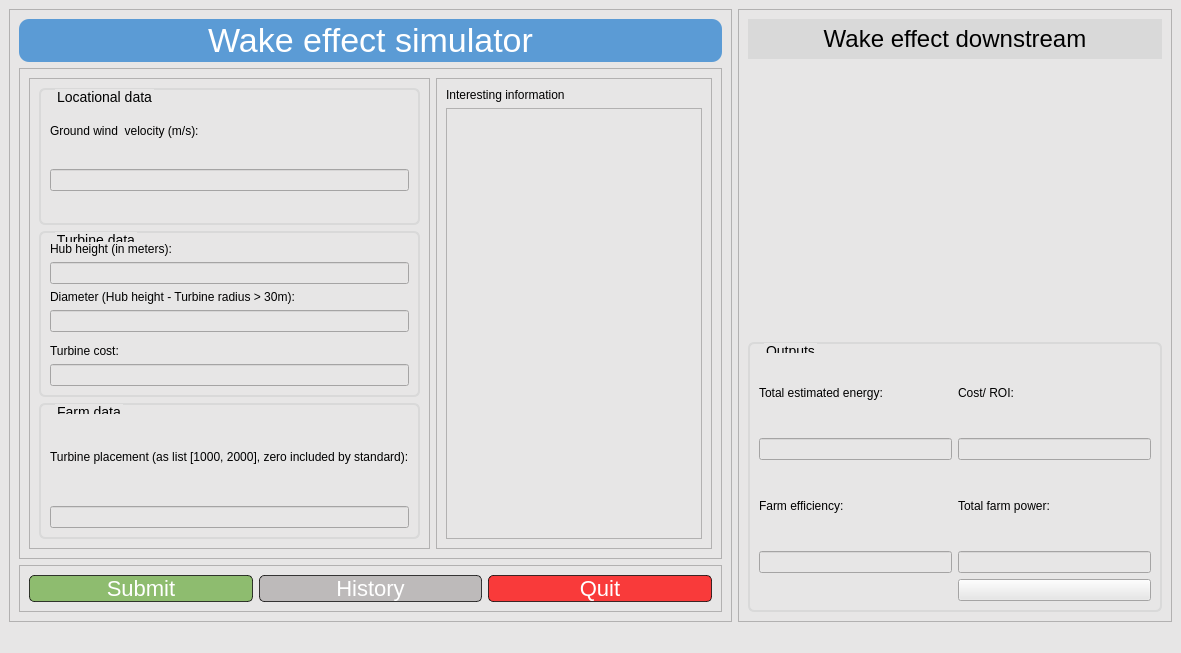
The window that uis/mainscreen.ui (JoshuaBog09/OffShoreWind_Project) describes before a commit, drawn with Qt 5.
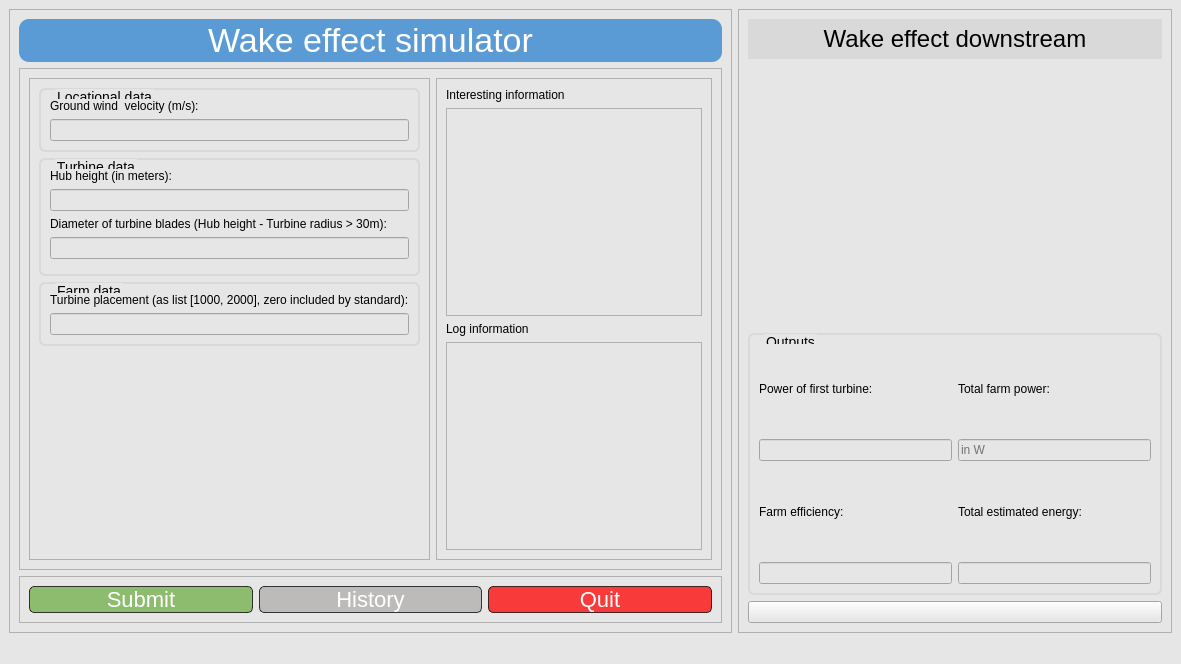
The same window after the commit. Icons and pictures are not drawn.

Commit message: created module from windfarm, however power results seems strange with new power calculator

What changed in the file:
```diff
--- a/uis/mainscreen.ui
+++ b/uis/mainscreen.ui
@@ -7,7 +7,7 @@
     <x>0</x>
     <y>0</y>
     <width>1181</width>
-    <height>653</height>
+    <height>664</height>
    </rect>
   </property>
   <property name="windowTitle">
@@ -187,12 +187,16 @@
                    <string notr="true">font: 12px Leelawadee UI;</string>
                   </property>
                   <property name="text">
-                   <string>Diameter (Hub height - Turbine radius &gt; 30m):</string>
+                   <string>Diameter of turbine blades (Hub height - Turbine radius &gt; 30m):</string>
                   </property>
                  </widget>
                 </item>
                 <item>
-                 <widget class="QLineEdit" name="diameter"/>
+                 <widget class="QLineEdit" name="diameter">
+                  <property name="enabled">
+                   <bool>true</bool>
+                  </property>
+                 </widget>
                 </item>
                 <item>
                  <widget class="QSlider" name="horizontalSlider">
@@ -201,19 +205,6 @@
                   </property>
                  </widget>
                 </item>
-                <item>
-                 <widget class="QLabel" name="label_7">
-                  <property name="styleSheet">
-                   <string notr="true">font: 12px Leelawadee UI;</string>
-                  </property>
-                  <property name="text">
-                   <string>Turbine cost:</string>
-                  </property>
-                 </widget>
-                </item>
-                <item>
-                 <widget class="QLineEdit" name="turbine_cost"/>
-                </item>
                </layout>
               </widget>
              </item>
@@ -255,6 +246,19 @@
                </layout>
               </widget>
              </item>
+             <item>
+              <spacer name="verticalSpacer">
+               <property name="orientation">
+                <enum>Qt::Vertical</enum>
+               </property>
+               <property name="sizeHint" stdset="0">
+                <size>
+                 <width>20</width>
+                 <height>40</height>
+                </size>
+               </property>
+              </spacer>
+             </item>
             </layout>
            </widget>
           </item>
@@ -280,6 +284,19 @@
              <item>
               <widget class="QTextBrowser" name="textBrowser"/>
              </item>
+             <item>
+              <widget class="QLabel" name="label_7">
+               <property name="styleSheet">
+                <string notr="true">font: 12px Leelawadee UI;</string>
+               </property>
+               <property name="text">
+                <string>Log information</string>
+               </property>
+              </widget>
+             </item>
+             <item>
+              <widget class="QTextBrowser" name="textBrowser_2"/>
+             </item>
             </layout>
            </widget>
           </item>
@@ -495,17 +512,44 @@
           <string>Outputs</string>
          </property>
          <layout class="QGridLayout" name="gridLayout">
-          <item row="0" column="1">
+          <item row="2" column="1">
+           <widget class="QLineEdit" name="lineEdit_2">
+            <property name="readOnly">
+             <bool>true</bool>
+            </property>
+            <property name="placeholderText">
+             <string>in W</string>
+            </property>
+           </widget>
+          </item>
+          <item row="0" column="0">
            <widget class="QLabel" name="label_9">
             <property name="styleSheet">
              <string notr="true">font: 12px Leelawadee UI;</string>
             </property>
             <property name="text">
-             <string>Cost/ ROI:</string>
+             <string>Power of first turbine:</string>
             </property>
            </widget>
           </item>
-          <item row="2" column="0">
+          <item row="4" column="1">
+           <widget class="QLineEdit" name="lineEdit_4">
+            <property name="readOnly">
+             <bool>true</bool>
+            </property>
+           </widget>
+          </item>
+          <item row="3" column="1">
+           <widget class="QLabel" name="label_12">
+            <property name="styleSheet">
+             <string notr="true">font: 12px Leelawadee UI;</string>
+            </property>
+            <property name="text">
+             <string>Total estimated energy:</string>
+            </property>
+           </widget>
+          </item>
+          <item row="3" column="0">
            <widget class="QLabel" name="label_11">
             <property name="styleSheet">
              <string notr="true">font: 12px Leelawadee UI;</string>
@@ -515,7 +559,17 @@
             </property>
            </widget>
           </item>
-          <item row="2" column="1">
+          <item row="2" column="0">
+           <widget class="QLineEdit" name="lineEdit">
+            <property name="acceptDrops">
+             <bool>true</bool>
+            </property>
+            <property name="readOnly">
+             <bool>true</bool>
+            </property>
+           </widget>
+          </item>
+          <item row="0" column="1">
            <widget class="QLabel" name="label_10">
             <property name="styleSheet">
              <string notr="true">font: 12px Leelawadee UI;</string>
@@ -525,50 +579,42 @@
             </property>
            </widget>
           </item>
-          <item row="3" column="0">
-           <widget class="QLineEdit" name="lineEdit_2"/>
-          </item>
-          <item row="0" column="0">
-           <widget class="QLabel" name="label_12">
-            <property name="styleSheet">
-             <string notr="true">font: 12px Leelawadee UI;</string>
-            </property>
-            <property name="text">
-             <string>Total estimated energy:</string>
-            </property>
-           </widget>
-          </item>
-          <item row="1" column="1">
-           <widget class="QLineEdit" name="lineEdit_4"/>
-          </item>
-          <item row="1" column="0">
-           <widget class="QLineEdit" name="lineEdit"/>
-          </item>
-          <item row="3" column="1">
-           <widget class="QLineEdit" name="lineEdit_3"/>
-          </item>
-          <item row="4" column="1">
-           <widget class="QPushButton" name="pushButton_4">
-            <property name="styleSheet">
-             <string notr="true">qproperty-icon:url(:/GitHub/images/github_PNG15.png);</string>
-            </property>
-            <property name="text">
-             <string/>
-            </property>
-            <property name="iconSize">
-             <size>
-              <width>100</width>
-              <height>20</height>
-             </size>
-            </property>
-            <property name="default">
-             <bool>false</bool>
+          <item row="4" column="0">
+           <widget class="QLineEdit" name="lineEdit_3">
+            <property name="readOnly">
+             <bool>true</bool>
             </property>
            </widget>
           </item>
          </layout>
         </widget>
        </item>
+       <item>
+        <widget class="QPushButton" name="pushButton_4">
+         <property name="cursor">
+          <cursorShape>PointingHandCursor</cursorShape>
+         </property>
+         <property name="layoutDirection">
+          <enum>Qt::RightToLeft</enum>
+         </property>
+         <property name="styleSheet">
+          <string notr="true">qproperty-icon:url(:/GitHub/images/github_PNG15.png);
+color: rgb(0, 255, 127);</string>
+         </property>
+         <property name="text">
+          <string/>
+         </property>
+         <property name="iconSize">
+          <size>
+           <width>100</width>
+           <height>30</height>
+          </size>
+         </property>
+         <property name="default">
+          <bool>false</bool>
+         </property>
+        </widget>
+       </item>
       </layout>
      </widget>
     </item>
```
Left out of the diff: 2 changed lines with no effect on the pictures. The commit also changes 4 other files.
